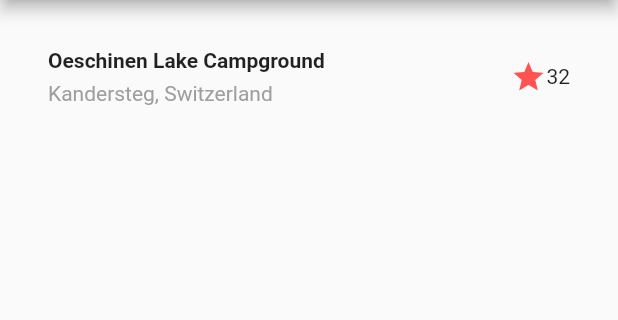
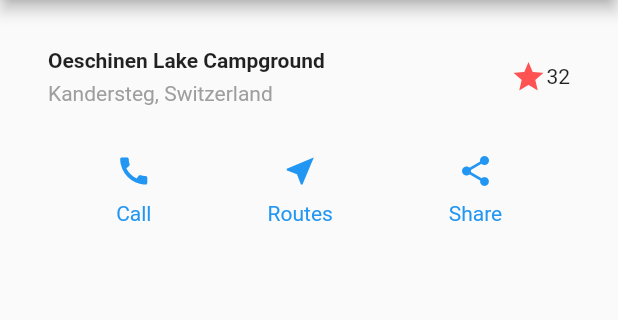
Before and after one commit to shuvamlal/Flutter-Examples, a Flutter app: the screen it shows after launch, on a phone screen of 412 x 824 dp, the part 84-404 px from its top. Run offline on Flutter 3.47's test engine with Material 2 defaults, Android fonts, the phone set to English and light mode, and no system bars; our stand-ins replace shared_preferences.

Commit message:
button section added

```diff
--- /dev/null
+++ b/static_pages/lib/button_section.dart
@@ -0,0 +1,27 @@
+import 'package:flutter/material.dart';
+
+class ButtonSection extends StatelessWidget {
+  @override
+  Widget build(BuildContext context) {
+    return Container(
+      child: Row(
+        mainAxisAlignment: MainAxisAlignment.spaceEvenly,
+        children: [
+          _buildButtonColumn(Colors.blue, Icons.call, "Call"),
+          _buildButtonColumn(Colors.blue, Icons.near_me, "Routes"),
+          _buildButtonColumn(Colors.blue, Icons.share, "Share"),
+        ],
+      ),
+    );
+  }
+}
+
+Column _buildButtonColumn(Color color, IconData icon, String name) {
+  return Column(
+    children: [
+      Icon(icon, color: color,),
+      Padding(padding: EdgeInsets.only(top: 8)),
+      Text(name, style: TextStyle(color: color),)
+    ],
+  );
+}
--- a/static_pages/lib/home_page.dart
+++ b/static_pages/lib/home_page.dart
@@ -1,4 +1,5 @@
 import 'package:flutter/material.dart';
+import 'package:static_pages/button_section.dart';
 import 'package:static_pages/title_section.dart';
 
 class HomePage extends StatelessWidget {
@@ -6,7 +7,8 @@ class HomePage extends StatelessWidget {
   Widget build(BuildContext context) {
     return Column(
       children: [
-        TitleSection()
+        TitleSection(),
+        ButtonSection()
       ],
     );
   }
```
